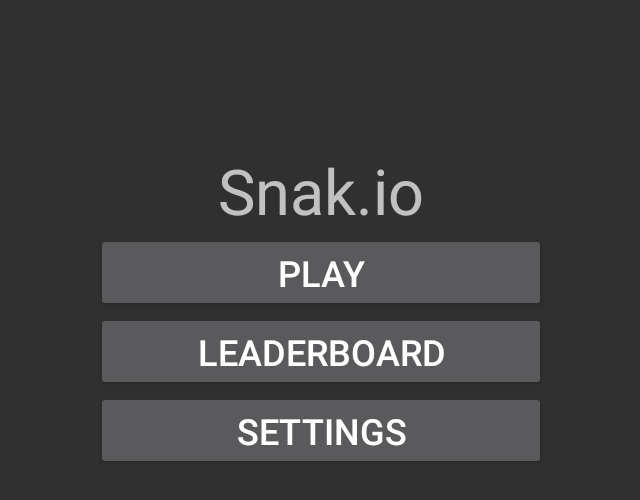
After one commit to Unalphabetical/Snake, an Android app: the SnakeMenuActivity screen opened directly, with no data from a screen before it, on a phone screen of 824 x 412 dp (held sideways). The commit adds this screen. Shown: the top 500 px of the screen, without its empty margins (297-937 px from the left). Run offline under Robolectric (Android 15) with nearby library versions, the phone set to English and light mode, and no system bars.

Commit message:
Added in a basic main menu

```diff
--- /dev/null
+++ b/app/src/main/java/com/example/snakio/SnakeMenuActivity.java
@@ -0,0 +1,37 @@
+package com.example.snakio;
+
+import android.content.Intent;
+import android.os.Bundle;
+import android.view.View;
+
+import androidx.appcompat.app.AppCompatActivity;
+
+public class SnakeMenuActivity extends AppCompatActivity {
+
+
+    //// Set the main menu up
+    @Override
+    protected void onCreate(Bundle savedInstanceState) {
+        super.onCreate(savedInstanceState);
+
+        //// This puts the game in full screen and
+        //// hides all the other things such as navigation bar.
+        this.getWindow().getDecorView().setSystemUiVisibility(
+                View.SYSTEM_UI_FLAG_LAYOUT_STABLE
+                        | View.SYSTEM_UI_FLAG_LAYOUT_HIDE_NAVIGATION
+                        | View.SYSTEM_UI_FLAG_LAYOUT_FULLSCREEN
+                        | View.SYSTEM_UI_FLAG_HIDE_NAVIGATION
+                        | View.SYSTEM_UI_FLAG_FULLSCREEN
+                        | View.SYSTEM_UI_FLAG_IMMERSIVE_STICKY);
+
+        //// This sets the content view to the main menu
+        setContentView(R.layout.snake_main_menu);
+    }
+
+    //// The click event for the "Play" button
+    public void startGame(View v){
+        Intent intent = new Intent(this, SnakeActivity.class);
+        startActivity(intent);
+    }
+
+}
--- /dev/null
+++ b/app/src/main/res/layout/snake_main_menu.xml
@@ -0,0 +1,36 @@
+<?xml version="1.0" encoding="utf-8"?>
+<LinearLayout xmlns:android="http://schemas.android.com/apk/res/android"
+    android:layout_width="match_parent"
+    android:layout_height="match_parent"
+    android:gravity="center"
+    android:orientation="vertical">
+
+    <TextView
+        android:layout_width="wrap_content"
+        android:layout_height="wrap_content"
+        android:text="@string/game"
+        android:textSize="42sp"/>
+
+    <Button
+        android:id="@+id/play_button"
+        android:layout_width="300dp"
+        android:layout_height="wrap_content"
+        android:text="@string/play"
+        android:textSize="24sp"
+        android:onClick="startGame"/>
+
+    <Button
+        android:id="@+id/leaderboard_button"
+        android:layout_width="300dp"
+        android:layout_height="wrap_content"
+        android:text="@string/leaderboard"
+        android:textSize="24sp" />
+
+    <Button
+        android:id="@+id/settings_button"
+        android:layout_width="300dp"
+        android:layout_height="wrap_content"
+        android:text="@string/settings"
+        android:textSize="24sp"/>
+
+</LinearLayout>
--- a/app/src/main/res/values/strings.xml
+++ b/app/src/main/res/values/strings.xml
@@ -1,3 +1,7 @@
 <resources>
     <string name="app_name">Snak.io</string>
+    <string name="play">Play</string>
+    <string name="leaderboard">Leaderboard</string>
+    <string name="settings">Settings</string>
+    <string name="game">Snak.io</string>
 </resources>
```
Also changed, not shown: app/src/main/AndroidManifest.xml (+16 -3 lines), app/src/main/java/com/example/snakio/SnakeActivity.java (+11 -0 lines).
